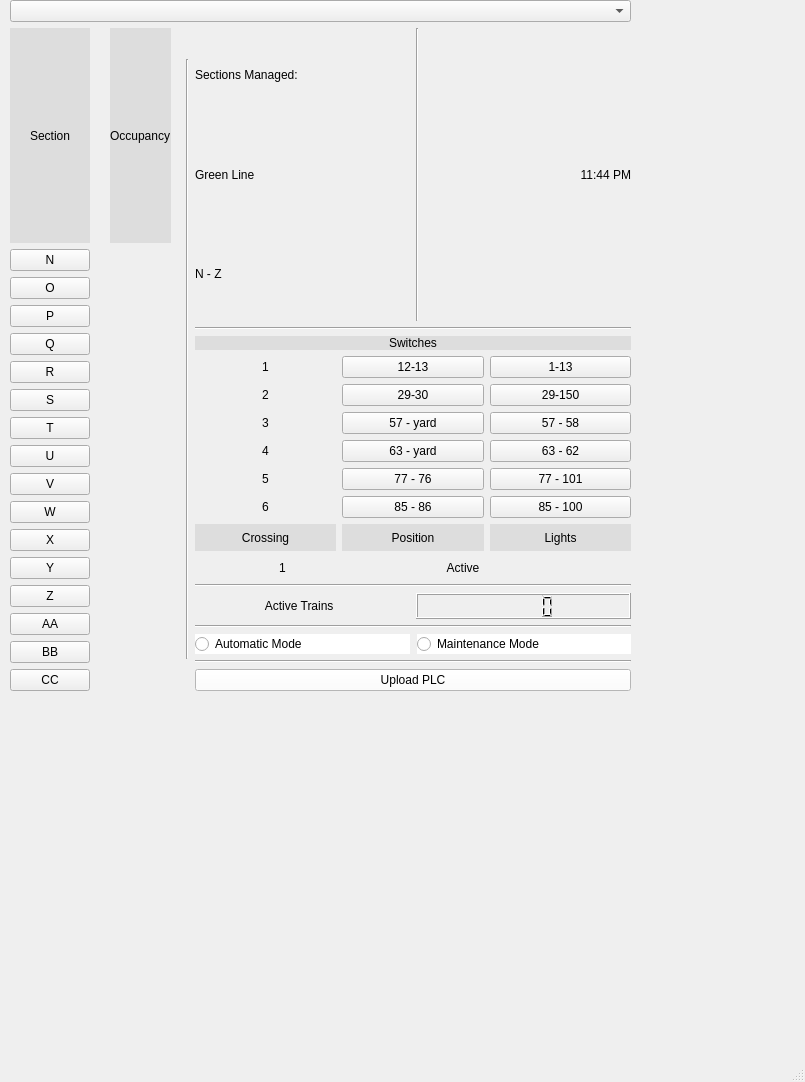
Old version of the form Wayside/Wayside_Main_A.ui in the repository headhunter22/ECE1140-Train-Simulator.
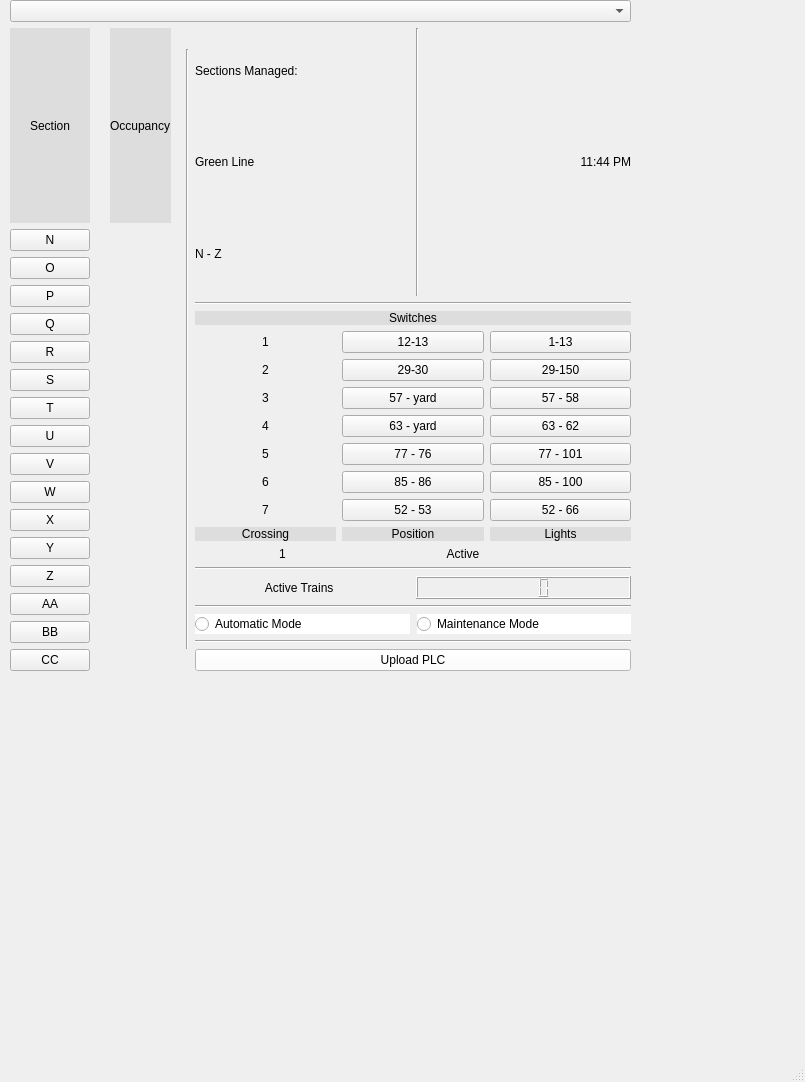
New version of the form. Icons and pictures are not drawn.

Commit message: switches live update on all waysides

What changed in the file:
```diff
--- a/Wayside/Wayside_Main_A.ui
+++ b/Wayside/Wayside_Main_A.ui
@@ -20,7 +20,7 @@
       <x>10</x>
       <y>0</y>
       <width>621</width>
-      <height>691</height>
+      <height>671</height>
      </rect>
     </property>
     <layout class="QVBoxLayout" name="verticalLayout_4">
@@ -917,6 +917,41 @@
                </item>
               </layout>
              </item>
+             <item>
+              <layout class="QHBoxLayout" name="horizontalLayout">
+               <item>
+                <widget class="QLabel" name="switchlabel_7">
+                 <property name="styleSheet">
+                  <string notr="true">font: 700 10pt &quot;Georgia&quot;;
+color: rgb(0, 0, 0);</string>
+                 </property>
+                 <property name="text">
+                  <string>7</string>
+                 </property>
+                 <property name="alignment">
+                  <set>Qt::AlignCenter</set>
+                 </property>
+                </widget>
+               </item>
+               <item>
+                <widget class="QPushButton" name="gate70">
+                 <property name="text">
+                  <string>52 - 53</string>
+                 </property>
+                </widget>
+               </item>
+               <item>
+                <widget class="QPushButton" name="gate71">
+                 <property name="text">
+                  <string>52 - 66</string>
+                 </property>
+                 <property name="checkable">
+                  <bool>false</bool>
+                 </property>
+                </widget>
+               </item>
+              </layout>
+             </item>
             </layout>
            </item>
            <item>
```
Left out of the diff: 12 changed lines with no effect on the pictures. The commit also changes 6 other files.
